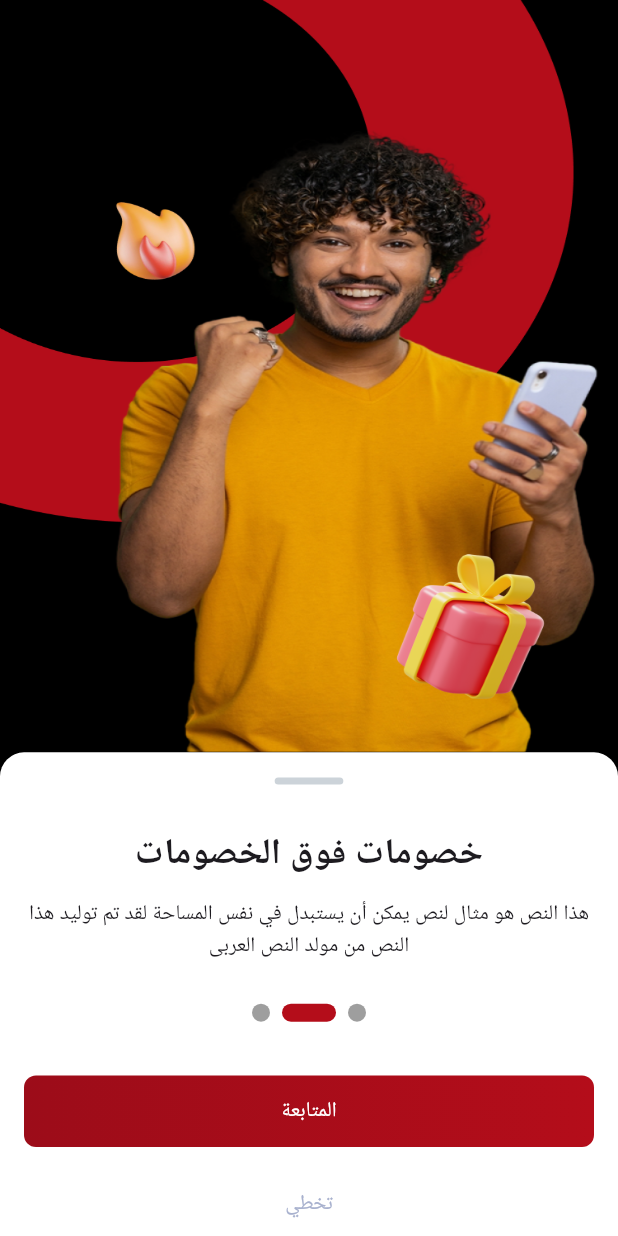
After one commit to AhmedNasserZakii/Auro-MVVM, a Flutter app: the OnboardingView screen opened by its route, on a phone screen of 412 x 824 dp. The commit adds this screen. Run offline on Flutter 3.47's test engine with Material 3 defaults, Android fonts, the light colour scheme and no system bars; drawn by our look-alikes of smooth_page_indicator; our stand-ins replace flutter_screenutil, flutter_svg, font_awesome_flutter, go_router, google_fonts.

Commit message:
finish onBoarding Screen and create sign in view screen

```diff
--- /dev/null
+++ b/lib/Featured/auth/presentation/views/sign_in_view.dart
@@ -0,0 +1,14 @@
+import 'package:flutter/material.dart';
+
+import 'widgets/sign_in_view_body.dart';
+
+class SignInView extends StatelessWidget {
+  const SignInView({super.key});
+
+  @override
+  Widget build(BuildContext context) {
+    return const Scaffold(
+      body: SignInViewBody(),
+    );
+  }
+}
--- /dev/null
+++ b/lib/Featured/auth/presentation/views/widgets/sign_in_view_body.dart
@@ -0,0 +1,10 @@
+import 'package:flutter/material.dart';
+
+class SignInViewBody extends StatelessWidget {
+  const SignInViewBody({super.key});
+
+  @override
+  Widget build(BuildContext context) {
+    return const Placeholder();
+  }
+}
--- /dev/null
+++ b/lib/Featured/splash/presentation/views/onboarding_view.dart
@@ -0,0 +1,16 @@
+import 'package:auro_v2/constant.dart';
+import 'package:flutter/material.dart';
+
+import 'widgets/onboarding_body_view.dart';
+
+class OnboardingView extends StatelessWidget {
+  const OnboardingView({super.key});
+
+  @override
+  Widget build(BuildContext context) {
+    return const Scaffold(
+      backgroundColor: kOnboardingBackgroundColor,
+      body: OnboardingBodyView(),
+    );
+  }
+}
--- /dev/null
+++ b/lib/Featured/splash/presentation/views/widgets/buttons_section_onboarding_screen.dart
@@ -0,0 +1,39 @@
+import 'package:auro_v2/core/utils/app_router.dart';
+import 'package:flutter/material.dart';
+import 'package:flutter_screenutil/flutter_screenutil.dart';
+import 'package:go_router/go_router.dart';
+
+import '../../../../../constant.dart';
+import '../../../../../core/utils/styles.dart';
+import '../../../../../core/widgets/custom_elevated_button.dart';
+import '../../../../../generated/l10n.dart';
+
+class ButtonsSectionOnboardingScreen extends StatelessWidget {
+  const ButtonsSectionOnboardingScreen({super.key});
+
+  @override
+  Widget build(BuildContext context) {
+    return Column(
+      children: [
+        CustomElevatedButton(
+          title: S.of(context).skipButton,
+          onPressed: () {
+            GoRouter.of(context).push(AppRouter.kSignInView);
+          },
+        ),
+        SizedBox(height: 12.h),
+        TextButton(
+          onPressed: () {
+            GoRouter.of(context).push(AppRouter.kSignInView);
+          },
+          child: Text(
+            'تخطي',
+            style: Styles.textStyle14.copyWith(
+              color: kSelectLanguageIconColor,
+            ),
+          ),
+        ),
+      ],
+    );
+  }
+}
--- /dev/null
+++ b/lib/Featured/splash/presentation/views/widgets/onboarding_body_view.dart
@@ -0,0 +1,43 @@
+import 'package:flutter/material.dart';
+import 'package:flutter_screenutil/flutter_screenutil.dart';
+
+import '../../../../../core/widgets/custom_boxdecoration_from_buttom.dart';
+import 'buttons_section_onboarding_screen.dart';
+import 'onboarding_image.dart';
+import 'text_section_onboarding_screen.dart';
+
+class OnboardingBodyView extends StatelessWidget {
+  const OnboardingBodyView({super.key});
+
+  @override
+  Widget build(BuildContext context) {
+    return CustomScrollView(
+      slivers: [
+        SliverFillRemaining(
+          hasScrollBody: false,
+          child: Column(
+            children: [
+              const OnboardingImage(),
+              Container(
+                height: 295.h,
+                width: double.infinity,
+                decoration: containerBoxDecorationFromButtom(),
+                child: Padding(
+                  padding: const EdgeInsets.symmetric(horizontal: 16),
+                  child: Column(
+                    children: [
+                      SizedBox(height: 14.h),
+                      const TextSectionOnboardingScreen(),
+                      SizedBox(height: 30.h),
+                      const ButtonsSectionOnboardingScreen(),
+                    ],
+                  ),
+                ),
+              ),
+            ],
+          ),
+        ),
+      ],
+    );
+  }
+}
--- /dev/null
+++ b/lib/Featured/splash/presentation/views/widgets/onboarding_image.dart
@@ -0,0 +1,20 @@
+import 'package:flutter/material.dart';
+import 'package:flutter_screenutil/flutter_screenutil.dart';
+
+import '../../../../../core/utils/assets.dart';
+
+class OnboardingImage extends StatelessWidget {
+  const OnboardingImage({
+    super.key,
+  });
+
+  @override
+  Widget build(BuildContext context) {
+    return Image.asset(
+      AssetsData.kOnboardingImage,
+      width: double.infinity,
+      height: 420.h,
+      fit: BoxFit.fill,
+    );
+  }
+}
--- /dev/null
+++ b/lib/Featured/splash/presentation/views/widgets/page_view_scroll_text.dart
@@ -0,0 +1,56 @@
+import 'package:flutter/material.dart';
+import 'package:flutter_screenutil/flutter_screenutil.dart';
+import 'package:smooth_page_indicator/smooth_page_indicator.dart';
+
+import '../../../../../constant.dart';
+import '../../../../../core/utils/styles.dart';
+
+class PageViewScroll extends StatelessWidget {
+  const PageViewScroll({super.key});
+
+  @override
+  Widget build(BuildContext context) {
+    final controller = PageController(initialPage: 1);
+    return Column(
+      mainAxisAlignment: MainAxisAlignment.spaceEvenly,
+      children: [
+        SizedBox(
+          height: 42.h,
+          child: PageView(
+            controller: controller,
+            children: const [
+              Text(
+                'هذا النص هو مثال لنص يمكن أن يستبدل في نفس المساحة لقد تم توليد هذا النص من مولد النص العربى',
+                style: Styles.textStyle14,
+                textAlign: TextAlign.center,
+                maxLines: 2,
+              ),
+              Text(
+                'هذا النص هو مثال لنص يمكن أن يستبدل في نفس المساحة لقد تم توليد هذا النص من مولد النص العربى',
+                style: Styles.textStyle14,
+                textAlign: TextAlign.center,
+                maxLines: 2,
+              ),
+              Text(
+                'هذا النص هو مثال لنص يمكن أن يستبدل في نفس المساحة لقد تم توليد هذا النص من مولد النص العربى',
+                style: Styles.textStyle14,
+                textAlign: TextAlign.center,
+                maxLines: 2,
+              ),
+            ],
+          ),
+        ),
+        SizedBox(height: 16.h),
+        SmoothPageIndicator(
+          controller: controller,
+          count: 3,
+          effect: const ExpandingDotsEffect(
+            activeDotColor: kMainColor,
+            dotHeight: 12,
+            dotWidth: 12,
+          ),
+        ),
+      ],
+    );
+  }
+}
--- a/lib/Featured/splash/presentation/views/widgets/select_region_view_body.dart
+++ b/lib/Featured/splash/presentation/views/widgets/select_region_view_body.dart
@@ -1,5 +1,7 @@
+import 'package:auro_v2/core/utils/app_router.dart';
 import 'package:flutter/material.dart';
 import 'package:flutter_screenutil/flutter_screenutil.dart';
+import 'package:go_router/go_router.dart';
 
 import '../../../../../core/widgets/custom_elevated_button.dart';
 import 'introduction_section.dart';
@@ -60,7 +62,12 @@ class _SelectRegionViewBodyState extends State<SelectRegionViewBody> {
                       child: const CountryDropdown(),
                     ),
                     const Expanded(child: SizedBox(height: 120)),
-                    const CustomElevatedButton(),
+                    CustomElevatedButton(
+                      title: S.of(context).skipButton,
+                      onPressed: () {
+                        GoRouter.of(context).push(AppRouter.kOnboardingView);
+                      },
+                    ),
                     SizedBox(height: 10.h),
                   ],
                 ),
--- /dev/null
+++ b/lib/Featured/splash/presentation/views/widgets/text_section_onboarding_screen.dart
@@ -0,0 +1,35 @@
+import 'package:flutter/material.dart';
+import 'package:flutter_screenutil/flutter_screenutil.dart';
+
+import '../../../../../core/utils/styles.dart';
+import '../../../../../generated/l10n.dart';
+import 'page_view_scroll_text.dart';
+
+class TextSectionOnboardingScreen extends StatelessWidget {
+  const TextSectionOnboardingScreen({super.key});
+
+  @override
+  Widget build(BuildContext context) {
+    return Column(
+      children: [
+        Container(
+          height: 4.h,
+          width: 40.w,
+          decoration: BoxDecoration(
+            borderRadius: BorderRadius.circular(20),
+            color: const Color(0xffCCD3D9),
+          ),
+        ),
+        SizedBox(height: 25.h),
+        Text(
+          S.of(context).discounts,
+          style: Styles.textStyle24.copyWith(
+            fontWeight: FontWeight.w700,
+          ),
+        ),
+        SizedBox(height: 10.h),
+        const PageViewScroll(),
+      ],
+    );
+  }
+}
--- a/lib/constant.dart
+++ b/lib/constant.dart
@@ -4,7 +4,8 @@ const kSeconderyColor = Color(0xff6A6E83);
 const kSelectLanguageBorderColor = Color(0xffCCD3D9);
 const kSelectLanguageIconColor = Color(0xffA8B1CE);
 const kElevatedButtonTextColor = Colors.white;
-
+const kOnboardingBackgroundColor = Colors.black;
+const kMainColor = Color(0xffB40D1A);
 const kElevatedButtonLinearColors = <Color>[
   Color(0xffB40D1A),
   Color(0xff9C0C19),
--- a/lib/core/utils/app_router.dart
+++ b/lib/core/utils/app_router.dart
@@ -1,3 +1,5 @@
+import 'package:auro_v2/Featured/auth/presentation/views/sign_in_view.dart';
+import 'package:auro_v2/Featured/splash/presentation/views/onboarding_view.dart';
 import 'package:auro_v2/Featured/splash/presentation/views/select_region_view.dart';
 import 'package:go_router/go_router.dart';
 
@@ -5,6 +7,8 @@ import '../../Featured/splash/presentation/views/splash_view.dart';
 
 abstract class AppRouter {
   static const kSelectRegionView = '/selectRegionView';
+  static const kOnboardingView = '/onBoardingView';
+  static const kSignInView = '/signInView';
   static final GoRouter router = GoRouter(routes: [
     GoRoute(
       path: '/',
@@ -14,5 +18,13 @@ abstract class AppRouter {
       path: kSelectRegionView,
       builder: (context, state) => const SelectRegionView(),
     ),
+    GoRoute(
+      path: kOnboardingView,
+      builder: (context, state) => const OnboardingView(),
+    ),
+    GoRoute(
+      path: kSignInView,
+      builder: (context, state) => const SignInView(),
+    ),
   ]);
 }
--- a/lib/core/utils/assets.dart
+++ b/lib/core/utils/assets.dart
@@ -2,4 +2,5 @@ class AssetsData {
   static const logo = 'assets/logo/logo.svg';
   static const sudiaFlag = 'assets/icons/sudia.svg';
   static const kuwaitFlag = 'assets/icons/kuwait.svg';
+  static const kOnboardingImage = 'assets/images/all3.png';
 }
--- /dev/null
+++ b/lib/core/widgets/custom_boxdecoration_from_buttom.dart
@@ -0,0 +1,11 @@
+import 'package:flutter/material.dart';
+
+BoxDecoration containerBoxDecorationFromButtom() {
+  return const BoxDecoration(
+    color: Colors.white,
+    borderRadius: BorderRadius.only(
+      topLeft: Radius.circular(16),
+      topRight: Radius.circular(16),
+    ),
+  );
+}
--- a/lib/core/widgets/custom_elevated_button.dart
+++ b/lib/core/widgets/custom_elevated_button.dart
@@ -9,8 +9,12 @@ import '../utils/styles.dart';
 class CustomElevatedButton extends StatelessWidget {
   const CustomElevatedButton({
     super.key,
+    required this.title,
+    required this.onPressed,
   });
 
+  final String title;
+  final void Function() onPressed;
   @override
   Widget build(BuildContext context) {
     return Container(
@@ -25,13 +29,13 @@ class CustomElevatedButton extends StatelessWidget {
         borderRadius: BorderRadius.circular(8),
       ),
       child: ElevatedButton(
-        onPressed: () {},
+        onPressed: onPressed,
         style: ElevatedButton.styleFrom(
           backgroundColor: Colors.transparent,
           elevation: 0,
         ),
         child: Text(
-          S.of(context).skipButton,
+          title,
           style: Styles.textStyle14.copyWith(
             color: kElevatedButtonTextColor,
             fontWeight: FontWeight.w500,
--- a/lib/l10n/intl_ar.arb
+++ b/lib/l10n/intl_ar.arb
@@ -5,5 +5,6 @@
     "country":"الدولة",
     "selectCountry": "اختر الدولة",
     "selectedLanguage" : "العربية",
-    "skipButton" :"المتابعة"
+    "skipButton" :"المتابعة",
+    "discounts":"خصومات فوق الخصومات"
 }
--- a/lib/l10n/intl_en.arb
+++ b/lib/l10n/intl_en.arb
@@ -5,6 +5,7 @@
     "country":"Country",
     "selectCountry": "Select country",
     "selectedLanguage" : "English",
-    "skipButton" : "continue"
+    "skipButton" : "continue",
+    "discounts":"Discounts above discounts"
 
 }
--- a/pubspec.yaml
+++ b/pubspec.yaml
@@ -28,6 +28,7 @@ environment:
 # the latest version available on pub.dev. To see which dependencies have newer
 # versions available, run `flutter pub outdated`.
 dependencies:
+  carousel_slider: ^4.2.1
   cupertino_icons: ^1.0.6
   flutter:
     sdk: flutter
@@ -39,6 +40,7 @@ dependencies:
   go_router: ^14.1.1
   google_fonts: ^6.2.1
   page_transition: ^2.1.0
+  smooth_page_indicator: ^1.1.0
 
 dev_dependencies:
   flutter_lints: ^3.0.0
```
Also changed, not shown: assets/images/all3.png (added), lib/generated/intl/messages_ar.dart, lib/generated/intl/messages_en.dart, lib/generated/l10n.dart, pubspec.lock.
